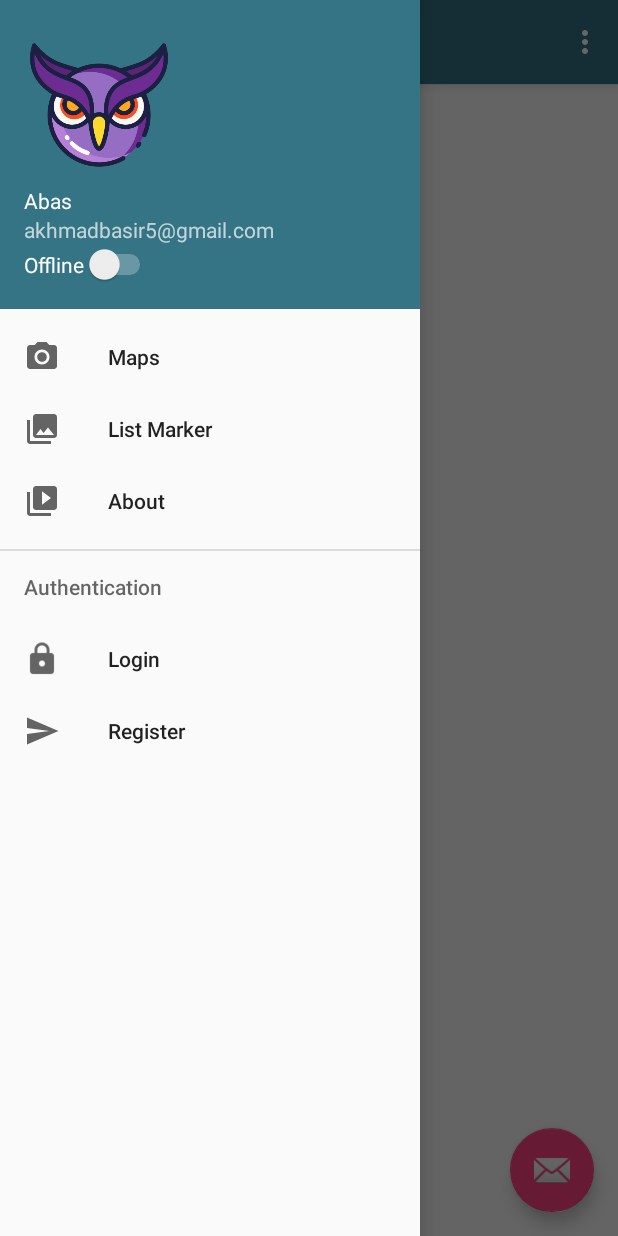
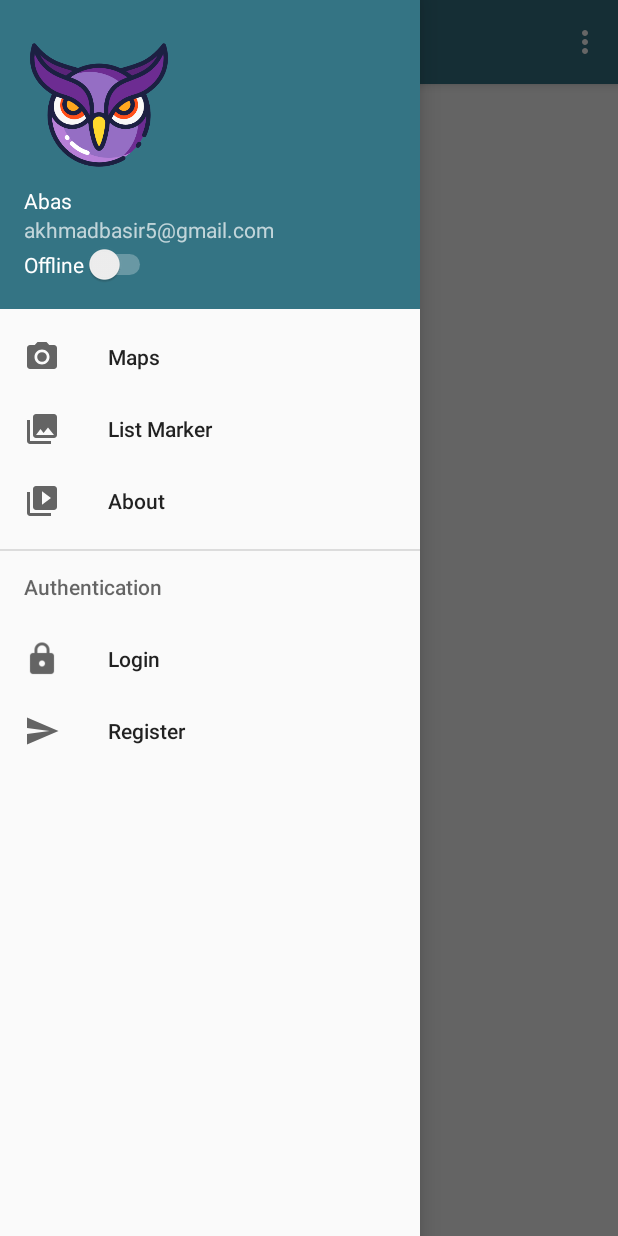
Before and after one commit to abas/sinau, an Android app: the screen it shows after launch (MainActivity), with the side drawer open, on a phone screen of 412 x 824 dp. Run offline under Robolectric (Android 15) with nearby library versions, the light colour scheme and no system bars.

Commit message:
merge update

```diff
--- a/app/src/main/java/io/github/abas/sinaudev/MainActivity.kt
+++ b/app/src/main/java/io/github/abas/sinaudev/MainActivity.kt
@@ -21,10 +21,10 @@ class MainActivity : AppCompatActivity(), NavigationView.OnNavigationItemSelecte
         setContentView(R.layout.activity_main)
         setSupportActionBar(toolbar)
 
-        fab.setOnClickListener { view ->
-            Snackbar.make(view, "Replace with your own action", Snackbar.LENGTH_LONG)
-                    .setAction("Action", null).show()
-        }
+//        fab.setOnClickListener { view ->
+//            Snackbar.make(view, "Replace with your own action", Snackbar.LENGTH_LONG)
+//                    .setAction("Action", null).show()
+//        }
 
         val toggle = ActionBarDrawerToggle(
                 this, drawer_layout, toolbar, R.string.navigation_drawer_open, R.string.navigation_drawer_close)
--- a/app/src/main/res/drawable/side_nav_bar.xml
+++ b/app/src/main/res/drawable/bg_splash.xml
@@ -2,8 +2,8 @@
     android:shape="rectangle">
     <gradient
         android:angle="135"
-        android:centerColor="#009688"
-        android:endColor="#00695C"
-        android:startColor="#4DB6AC"
+        android:centerColor="#008099"
+        android:endColor="#009690"
+        android:startColor="#00B6ff"
         android:type="linear" />
 </shape>
--- a/app/src/main/res/layout/app_bar_main.xml
+++ b/app/src/main/res/layout/app_bar_main.xml
@@ -22,12 +22,14 @@
 
     <include layout="@layout/content_main" />
 
-    <android.support.design.widget.FloatingActionButton
-        android:id="@+id/fab"
-        android:layout_width="wrap_content"
-        android:layout_height="wrap_content"
-        android:layout_gravity="bottom|end"
-        android:layout_margin="@dimen/fab_margin"
-        app:srcCompat="@android:drawable/ic_dialog_email" />
+    <!--<android.support.design.widget.FloatingActionButton-->
+        <!--android:id="@+id/fab"-->
+        <!--android:layout_width="wrap_content"-->
+        <!--android:layout_height="wrap_content"-->
+        <!--android:layout_gravity="bottom|end"-->
+        <!--android:layout_margin="@dimen/fab_margin"-->
+        <!--app:srcCompat="@android:drawable/ic_dialog_email"-->
+        <!---->
+        <!--/>-->
 
 </android.support.design.widget.CoordinatorLayout>
--- a/app/src/main/res/values/colors.xml
+++ b/app/src/main/res/values/colors.xml
@@ -1,6 +1,6 @@
 <?xml version="1.0" encoding="utf-8"?>
 <resources>
     <color name="colorPrimary">#347484</color>
-    <color name="colorPrimaryDark">#303F9F</color>
-    <color name="colorAccent">#FF4081</color>
+    <color name="colorPrimaryDark">#000</color>
+    <color name="colorAccent">#458990</color>
 </resources>
--- a/app/src/main/res/values/strings.xml
+++ b/app/src/main/res/values/strings.xml
@@ -9,8 +9,8 @@
 
     <!-- Strings related to login -->
     <string name="prompt_email">Email</string>
-    <string name="prompt_password">Password (optional)</string>
-    <string name="action_sign_in">Sign in or register</string>
+    <string name="prompt_password">Password</string>
+    <string name="action_sign_in">login</string>
     <string name="action_sign_in_short">Sign in</string>
     <string name="error_invalid_email">This email address is invalid</string>
     <string name="error_invalid_password">This password is too short</string>
```
Also changed, not shown: app/src/main/AndroidManifest.xml (+10 -1 lines), app/src/main/java/io/github/abas/sinaudev/RegisterActivity.java (+14 -0 lines), app/src/main/res/layout/activity_login.xml (+11 -1 lines), app/src/main/res/layout/activity_register.xml (+10 -6 lines), app/src/main/res/layout/activity_splash_screen.xml (+32 -8 lines), app/src/main/res/drawable/bgwp.png (deleted).
